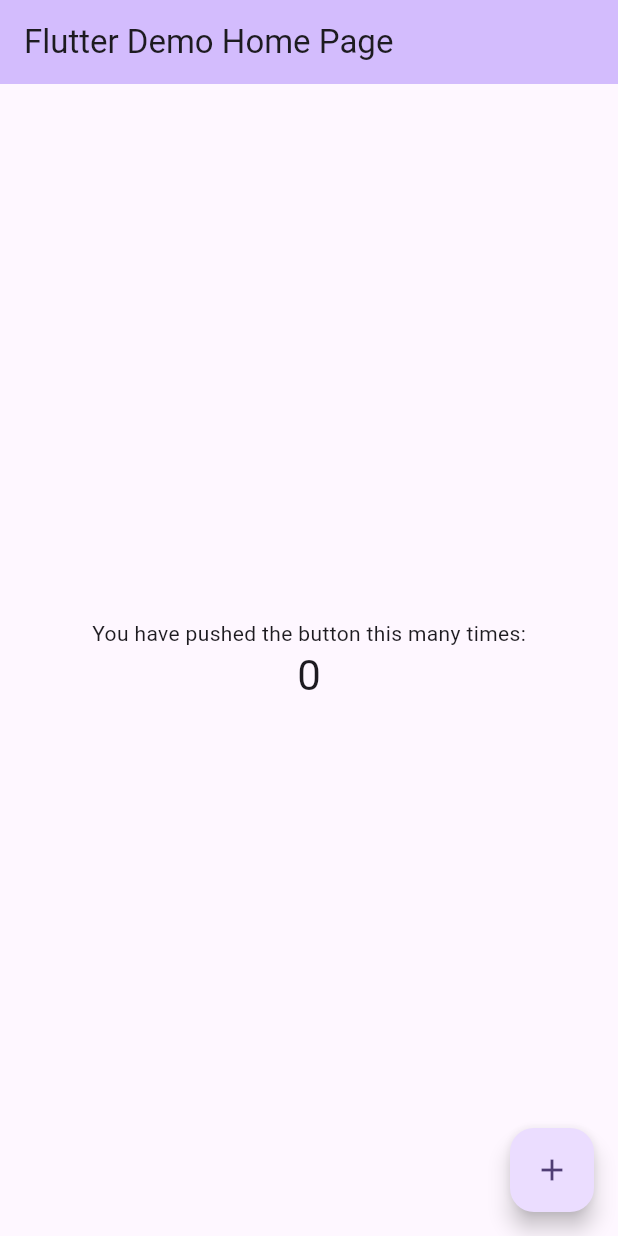
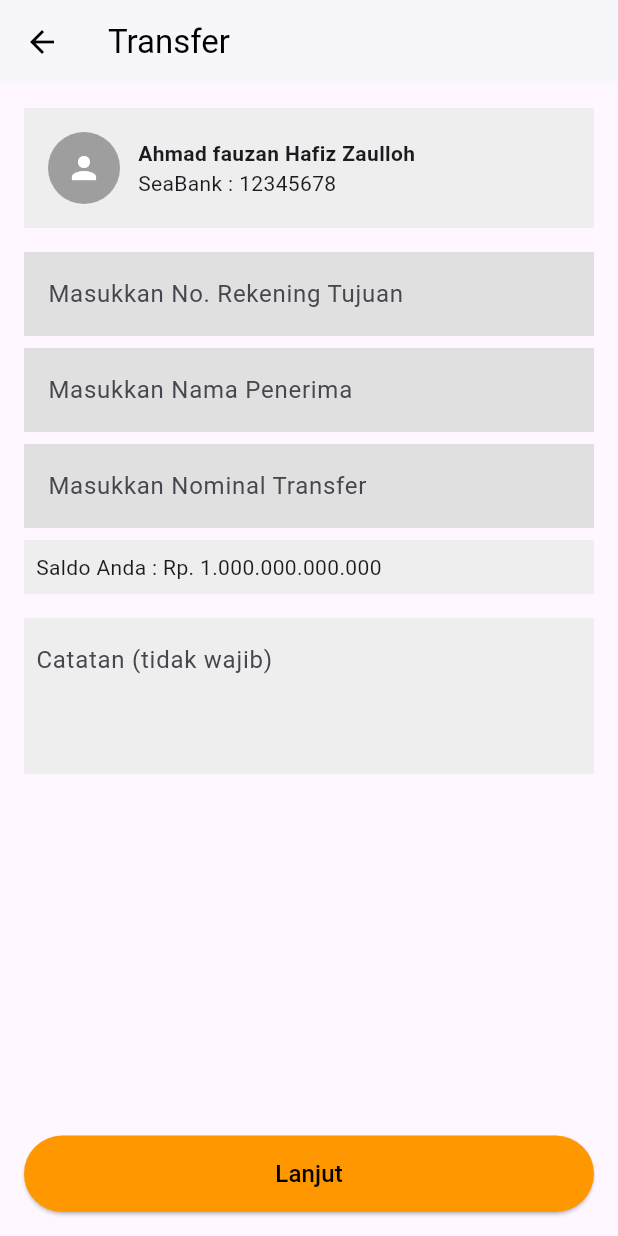
Before and after one commit to Gober1945/mobile, a Flutter app: the screen it shows after launch, on a phone screen of 412 x 824 dp. Run offline on Flutter 3.47's test engine with Material 3 defaults, Android fonts, the phone set to English and light mode, and no system bars.

Commit message:
Update kode Flutter

```diff
--- a/lib/main.dart
+++ b/lib/main.dart
@@ -7,119 +7,142 @@ void main() {
 class MyApp extends StatelessWidget {
   const MyApp({super.key});
 
-  // This widget is the root of your application.
   @override
   Widget build(BuildContext context) {
     return MaterialApp(
-      title: 'Flutter Demo',
-      theme: ThemeData(
-        // This is the theme of your application.
-        //
-        // TRY THIS: Try running your application with "flutter run". You'll see
-        // the application has a purple toolbar. Then, without quitting the app,
-        // try changing the seedColor in the colorScheme below to Colors.green
-        // and then invoke "hot reload" (save your changes or press the "hot
-        // reload" button in a Flutter-supported IDE, or press "r" if you used
-        // the command line to start the app).
-        //
-        // Notice that the counter didn't reset back to zero; the application
-        // state is not lost during the reload. To reset the state, use hot
-        // restart instead.
-        //
-        // This works for code too, not just values: Most code changes can be
-        // tested with just a hot reload.
-        colorScheme: ColorScheme.fromSeed(seedColor: Colors.deepPurple),
-        useMaterial3: true,
-      ),
-      home: const MyHomePage(title: 'Flutter Demo Home Page'),
+      debugShowCheckedModeBanner: false,
+      title: 'M-Banking',
+      home: const TransferPage(),
     );
   }
 }
 
-class MyHomePage extends StatefulWidget {
-  const MyHomePage({super.key, required this.title});
-
-  // This widget is the home page of your application. It is stateful, meaning
-  // that it has a State object (defined below) that contains fields that affect
-  // how it looks.
-
-  // This class is the configuration for the state. It holds the values (in this
-  // case the title) provided by the parent (in this case the App widget) and
-  // used by the build method of the State. Fields in a Widget subclass are
-  // always marked "final".
-
-  final String title;
-
-  @override
-  State<MyHomePage> createState() => _MyHomePageState();
-}
-
-class _MyHomePageState extends State<MyHomePage> {
-  int _counter = 0;
-
-  void _incrementCounter() {
-    setState(() {
-      // This call to setState tells the Flutter framework that something has
-      // changed in this State, which causes it to rerun the build method below
-      // so that the display can reflect the updated values. If we changed
-      // _counter without calling setState(), then the build method would not be
-      // called again, and so nothing would appear to happen.
-      _counter++;
-    });
-  }
+class TransferPage extends StatelessWidget {
+  const TransferPage({super.key});
 
   @override
   Widget build(BuildContext context) {
-    // This method is rerun every time setState is called, for instance as done
-    // by the _incrementCounter method above.
-    //
-    // The Flutter framework has been optimized to make rerunning build methods
-    // fast, so that you can just rebuild anything that needs updating rather
-    // than having to individually change instances of widgets.
+    final TextEditingController noRekCtrl = TextEditingController();
+    final TextEditingController namaCtrl = TextEditingController();
+    final TextEditingController nominalCtrl = TextEditingController();
+    final TextEditingController catatanCtrl = TextEditingController();
+
     return Scaffold(
       appBar: AppBar(
-        // TRY THIS: Try changing the color here to a specific color (to
-        // Colors.amber, perhaps?) and trigger a hot reload to see the AppBar
-        // change color while the other colors stay the same.
-        backgroundColor: Theme.of(context).colorScheme.inversePrimary,
-        // Here we take the value from the MyHomePage object that was created by
-        // the App.build method, and use it to set our appbar title.
-        title: Text(widget.title),
+        backgroundColor: Colors.white,
+        elevation: 1,
+        leading: const Icon(Icons.arrow_back, color: Colors.black),
+        title: const Text('Transfer', style: TextStyle(color: Colors.black)),
       ),
-      body: Center(
-        // Center is a layout widget. It takes a single child and positions it
-        // in the middle of the parent.
+      body: Padding(
+        padding: const EdgeInsets.all(16),
         child: Column(
-          // Column is also a layout widget. It takes a list of children and
-          // arranges them vertically. By default, it sizes itself to fit its
-          // children horizontally, and tries to be as tall as its parent.
-          //
-          // Column has various properties to control how it sizes itself and
-          // how it positions its children. Here we use mainAxisAlignment to
-          // center the children vertically; the main axis here is the vertical
-          // axis because Columns are vertical (the cross axis would be
-          // horizontal).
-          //
-          // TRY THIS: Invoke "debug painting" (choose the "Toggle Debug Paint"
-          // action in the IDE, or press "p" in the console), to see the
-          // wireframe for each widget.
-          mainAxisAlignment: MainAxisAlignment.center,
-          children: <Widget>[
-            const Text(
-              'You have pushed the button this many times:',
+          children: [
+            // Profil Pengguna
+            Container(
+              padding: const EdgeInsets.all(16),
+              color: Colors.grey[200],
+              child: Row(
+                children: [
+                  const CircleAvatar(
+                    radius: 24,
+                    backgroundColor: Colors.grey,
+                    child: Icon(Icons.person, color: Colors.white),
+                  ),
+                  const SizedBox(width: 12),
+                  Column(
+                    crossAxisAlignment: CrossAxisAlignment.start,
+                    children: const [
+                      Text(
+                        'Ahmad fauzan Hafiz Zaulloh',
+                        style: TextStyle(fontWeight: FontWeight.bold),
+                      ),
+                      Text('SeaBank : 12345678'),
+                    ],
+                  ),
+                ],
+              ),
             ),
-            Text(
-              '$_counter',
-              style: Theme.of(context).textTheme.headlineMedium,
+            const SizedBox(height: 16),
+
+            // Input Data Transfer
+            TextField(
+              controller: noRekCtrl,
+              decoration: InputDecoration(
+                labelText: 'Masukkan No. Rekening Tujuan',
+                filled: true,
+                fillColor: Colors.grey[300],
+                border: InputBorder.none,
+              ),
+            ),
+            const SizedBox(height: 8),
+            TextField(
+              controller: namaCtrl,
+              decoration: InputDecoration(
+                labelText: 'Masukkan Nama Penerima',
+                filled: true,
+                fillColor: Colors.grey[300],
+                border: InputBorder.none,
+              ),
+            ),
+            const SizedBox(height: 8),
+            TextField(
+              controller: nominalCtrl,
+              keyboardType: TextInputType.number,
+              decoration: InputDecoration(
+                labelText: 'Masukkan Nominal Transfer',
+                filled: true,
+                fillColor: Colors.grey[300],
+                border: InputBorder.none,
+              ),
+            ),
+            const SizedBox(height: 8),
+            Container(
+              alignment: Alignment.centerLeft,
+              padding: const EdgeInsets.all(8),
+              color: Colors.grey[200],
+              child: const Text('Saldo Anda : Rp. 1.000.000.000.000'),
+            ),
+            const SizedBox(height: 16),
+
+            // Catatan
+            Container(
+              width: double.infinity,
+              padding: const EdgeInsets.all(8),
+              color: Colors.grey[200],
+              child: TextField(
+                controller: catatanCtrl,
+                maxLines: 3,
+                decoration: const InputDecoration(
+                  hintText: 'Catatan (tidak wajib)',
+                  border: InputBorder.none,
+                ),
+              ),
+            ),
+            const Spacer(),
+
+            // Tombol Lanjut
+            SizedBox(
+              width: double.infinity,
+              child: ElevatedButton(
+                style: ElevatedButton.styleFrom(
+                  backgroundColor: Colors.orange,
+                  padding: const EdgeInsets.symmetric(vertical: 14),
+                ),
+                onPressed: () {
+                  ScaffoldMessenger.of(context).showSnackBar(
+                    const SnackBar(content: Text('Transfer diproses (simulasi).')),
+                  );
+                },
+                child: const Text(
+                  'Lanjut',
+                  style: TextStyle(color: Colors.black, fontSize: 16),
+                ),
+              ),
             ),
           ],
         ),
       ),
-      floatingActionButton: FloatingActionButton(
-        onPressed: _incrementCounter,
-        tooltip: 'Increment',
-        child: const Icon(Icons.add),
-      ), // This trailing comma makes auto-formatting nicer for build methods.
     );
   }
 }
```
Also changed, not shown: pubspec.lock.
